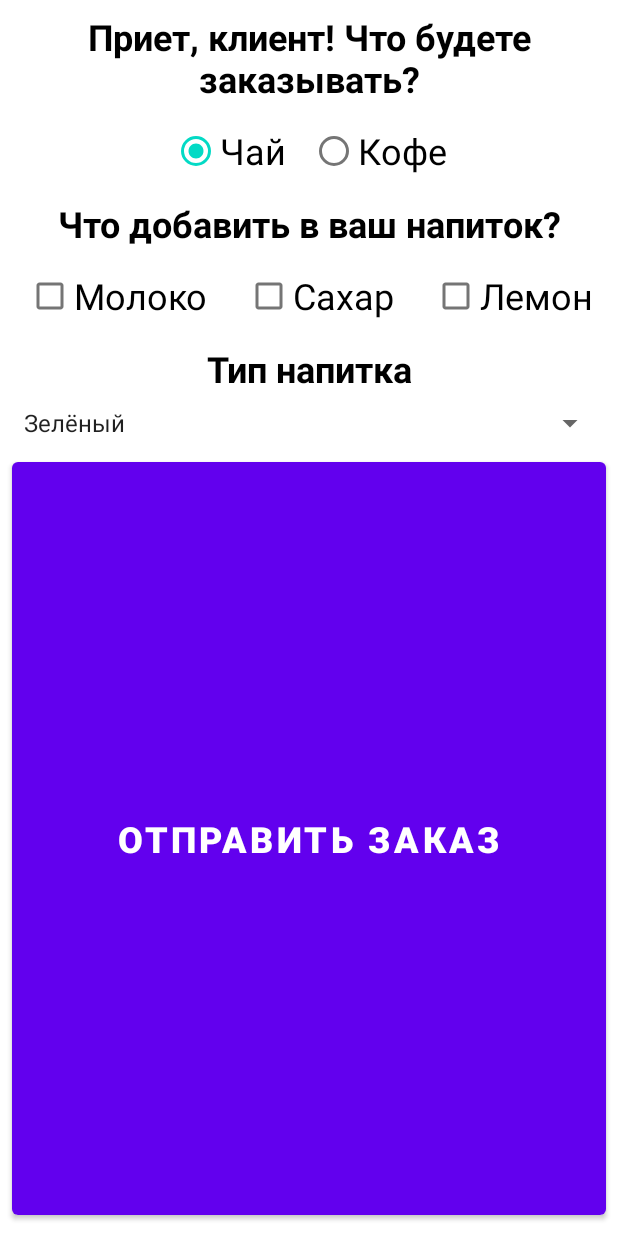
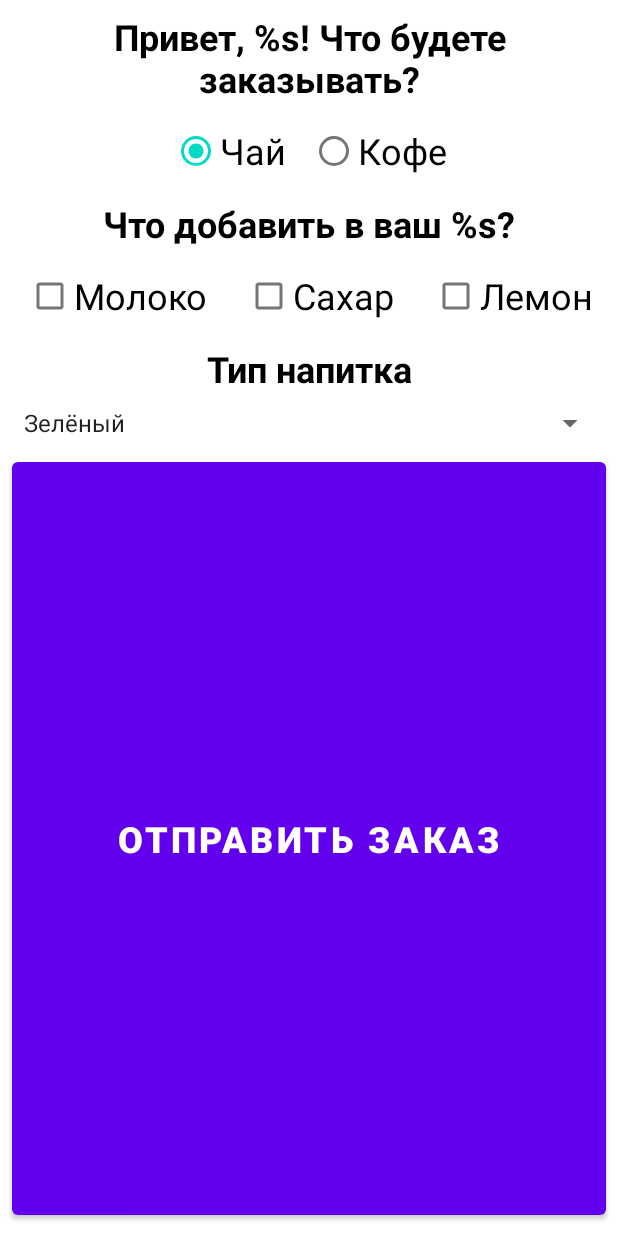
Before and after one commit to Asigaka/Java-Android-Cafe-Order, an Android app: the layout activity_create_order.xml on its own in the app's theme, with its tools: preview values and no code run, on a phone screen of 412 x 824 dp. Run offline under Robolectric (Android 15) with nearby library versions, the phone set to English and light mode, and no system bars.

Commit message:
CreateOrder Changes

```diff
--- a/CafeOrder/app/src/main/res/layout/activity_create_order.xml
+++ b/CafeOrder/app/src/main/res/layout/activity_create_order.xml
@@ -30,6 +30,7 @@
         app:layout_constraintEnd_toEndOf="parent">
 
         <RadioButton
+            android:id="@+id/radioButtonTea"
             android:layout_width="wrap_content"
             android:layout_height="wrap_content"
             android:text="@string/tea"
@@ -39,6 +40,7 @@
             android:layout_margin="8dp"/>
 
         <RadioButton
+            android:id="@+id/radioButtonCoffee"
             android:layout_width="wrap_content"
             android:layout_height="wrap_content"
             android:text="@string/coffee"
@@ -112,9 +114,9 @@
         android:layout_height="wrap_content"
         android:layout_margin="8dp"
         android:entries="@array/options_of_tea"
-        app:layout_constraintTop_toBottomOf="@id/textViewChoseDrink"
+        app:layout_constraintEnd_toEndOf="parent"
         app:layout_constraintStart_toStartOf="parent"
-        app:layout_constraintEnd_toEndOf="parent"/>
+        app:layout_constraintTop_toBottomOf="@id/textViewChoseDrink" />
 
     <Spinner
         android:id="@+id/spinnerCoffee"
@@ -136,6 +138,7 @@
         android:text="@string/button_send_order"
         android:textSize="24sp"
         android:textStyle="bold"
+        android:onClick="onClickSendOrder"
         app:layout_constraintBottom_toBottomOf="parent"
         app:layout_constraintEnd_toEndOf="parent"
         app:layout_constraintStart_toStartOf="parent"
--- a/CafeOrder/app/src/main/res/values/strings.xml
+++ b/CafeOrder/app/src/main/res/values/strings.xml
@@ -9,16 +9,18 @@
     <string name="warning_fill_all_fields">Заполните все поля!</string>
     <string name="warning_fill_name">Имя не заполнено!</string>
     <string name="warning_fill_password">Пароль не заполнен!</string>
-    <string name="hello_user">Приет, клиент! Что будете заказывать?</string>
+    <string name="hello_user">Привет, %s! Что будете заказывать?</string>
     <string name="tea">Чай</string>
     <string name="coffee">Кофе</string>
-    <string name="additions">Что добавить в ваш напиток?</string>
+    <string name="additions">Что добавить в ваш %s?</string>
     <string name="milk">Молоко</string>
     <string name="sugar">Сахар</string>
     <string name="lemon">Лемон</string>
     <string name="chose_drink">Тип напитка</string>
     <string name="button_send_description">Кнопка отправить заказ</string>
     <string name="button_send_order">Отправить заказ</string>
+    <string name="order">Имя: %s\nПароль: %s\nНапиток: %s\nВид напитка: %s\n</string>
+    <string name="need_additions">\"Необходимые добавки: \"</string>
 
     <string-array name="options_of_coffee">
         <item>Американо</item>
```
Also changed, not shown: CafeOrder/app/src/main/java/com/education/cafeorder/CreateOrderActivity.java (+84 -0 lines).
